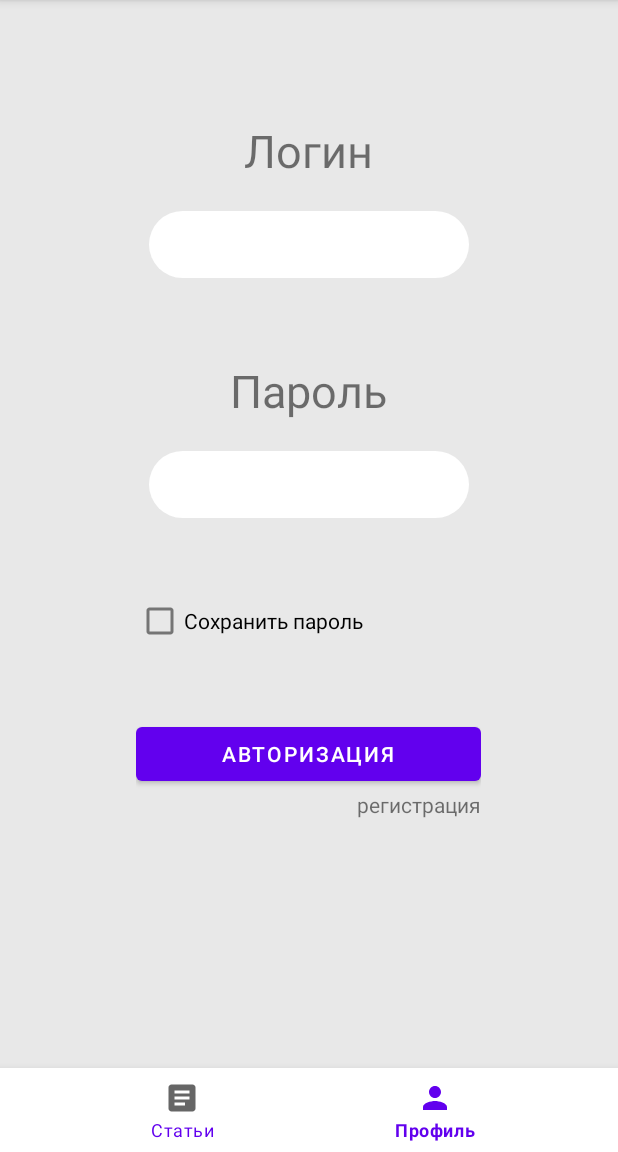
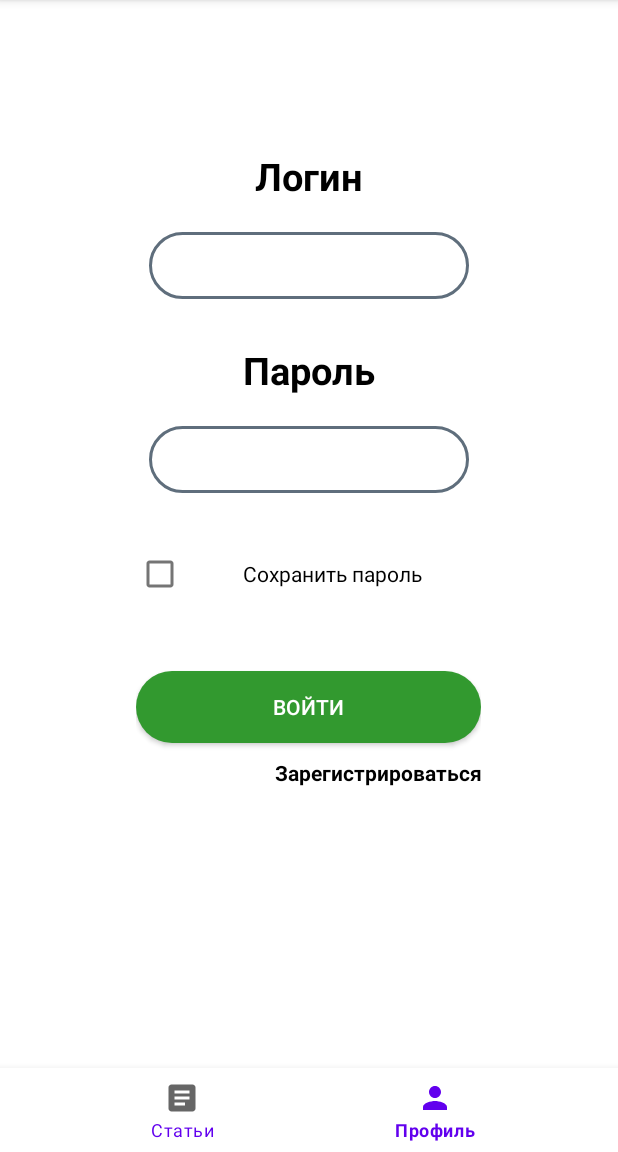
Before and after one commit to ametr1ne/OverDiff, an Android app: the screen it shows after launch (MainActivity), item 2 of the bottom bar chosen, on a phone screen of 412 x 824 dp, the part 84-1236 px from its top. Run offline under Robolectric (Android 15) with nearby library versions, the phone set to English and light mode, and no system bars; libraries missing offline, so code that uses them is left out: javax.xml.bind.

Commit message:
some fixes(layout)

```diff
--- a/app/build.gradle
+++ b/app/build.gradle
@@ -41,6 +41,8 @@ dependencies {
     implementation 'com.jackandphantom.android:androidlikebutton:1.2.0'
     implementation 'androidx.lifecycle:lifecycle-livedata-ktx:2.2.0'
     implementation 'androidx.lifecycle:lifecycle-viewmodel-ktx:2.2.0'
+    implementation 'androidx.navigation:navigation-fragment:2.3.5'
+    implementation 'androidx.navigation:navigation-ui:2.3.5'
     testImplementation 'junit:junit:4.+'
 
     compile 'com.github.jd-alexander:LikeButton:0.2.3'
--- a/app/src/main/AndroidManifest.xml
+++ b/app/src/main/AndroidManifest.xml
@@ -2,7 +2,6 @@
 <manifest xmlns:android="http://schemas.android.com/apk/res/android"
     xmlns:tools="http://schemas.android.com/tools"
     package="com.ametr1ne.overdiff">
-
     <!-- Include required permissions for Google Mobile Ads to run. -->
     <uses-permission android:name="android.permission.INTERNET" />
     <uses-permission android:name="android.permission.ACCESS_NETWORK_STATE" />
@@ -12,14 +11,13 @@
     <application
         android:allowBackup="true"
         android:icon="@mipmap/ic_launcher"
+        android:label="@string/app_name"
         android:networkSecurityConfig="@xml/network_security_config"
         android:requestLegacyExternalStorage="true"
-        android:label="@string/app_name"
         android:roundIcon="@mipmap/ic_launcher_round"
         android:supportsRtl="true"
         android:theme="@style/Theme.OverDiff"
         tools:targetApi="n">
-
         <!--
         This is the sample AdMob App ID. Insert your own AdMob App ID in quotes
         https://googlemobileadssdk.page.link/admob-android-update-manifest
--- /dev/null
+++ b/app/src/main/res/drawable/button_auth.xml
@@ -0,0 +1,9 @@
+<?xml version="1.0" encoding="utf-8"?>
+    <shape xmlns:android="http://schemas.android.com/apk/res/android"
+        android:shape="rectangle">
+        <solid android:color="@color/access" />
+        <corners android:bottomRightRadius="35dp"
+            android:bottomLeftRadius="35dp"
+            android:topRightRadius="35dp"
+            android:topLeftRadius="35dp"/>
+    </shape>
--- a/app/src/main/res/drawable/dialog_bg.xml
+++ b/app/src/main/res/drawable/dialog_bg.xml
@@ -1,9 +1,12 @@
 <?xml version="1.0" encoding="utf-8"?>
 <shape xmlns:android="http://schemas.android.com/apk/res/android">
     <solid
-        android:color="@color/white"/>
+        android:color="#B3FFFFFF"/>
     <corners
         android:radius="30dp" />
+    <stroke
+        android:width="2dp"
+        android:color="#5F6E7C" />
     <padding
         android:left="10dp"
         android:top="10dp"
--- a/app/src/main/res/layout/fragment_auth.xml
+++ b/app/src/main/res/layout/fragment_auth.xml
@@ -4,7 +4,7 @@
     xmlns:tools="http://schemas.android.com/tools"
     android:layout_width="match_parent"
     android:layout_height="match_parent"
-    android:background="#E8E8E8"
+    android:background="?attr/background_color"
     app:layout_constraintCircleRadius="150dp"
     tools:context=".fragments.AuthFragment">
 
@@ -16,7 +16,7 @@
 
         <LinearLayout
             android:layout_width="match_parent"
-            android:layout_height="170dp"
+            android:layout_height="wrap_content"
             android:layout_marginTop="50dp"
             android:gravity="center_horizontal"
             android:orientation="vertical">
@@ -24,10 +24,12 @@
             <TextView
                 android:layout_width="wrap_content"
                 android:layout_height="wrap_content"
-                android:layout_marginTop="30dp"
+                android:layout_marginTop="50dp"
                 android:gravity="center"
+                android:textColor="?attr/text_color"
+                android:textStyle="bold"
                 android:text="Логин"
-                android:textSize="30dp" />
+                android:textSize="25sp" />
 
             <EditText
                 android:id="@+id/login"
@@ -45,22 +47,23 @@
                 android:layout_marginTop="5dp"
                 android:layout_marginBottom="5dp"
                 android:gravity="center"
-                android:textColor="#FF0F0F"
+                android:textColor="?attr/warning_color"
                 android:visibility="invisible" />
         </LinearLayout>
 
         <LinearLayout
             android:layout_width="match_parent"
-            android:layout_height="170dp"
+            android:layout_height="wrap_content"
             android:gravity="center_horizontal"
             android:orientation="vertical">
 
             <TextView
                 android:layout_width="wrap_content"
                 android:layout_height="wrap_content"
-                android:layout_marginTop="20dp"
                 android:text="Пароль"
-                android:textSize="30dp" />
+                android:textStyle="bold"
+                android:textColor="?attr/text_color"
+                android:textSize="25sp" />
 
             <EditText
                 android:id="@+id/password"
@@ -78,7 +81,7 @@
                 android:layout_marginTop="5dp"
                 android:layout_marginBottom="5dp"
                 android:gravity="center"
-                android:textColor="#FF0F0F"
+                android:textColor="?attr/warning_color"
                 android:visibility="invisible" />
         </LinearLayout>
 
@@ -97,6 +100,7 @@
                     android:id="@+id/auth_savepassword"
                     android:layout_width="match_parent"
                     android:layout_height="wrap_content"
+                    android:textAlignment="center"
                     android:text="Сохранить пароль" />
 
                 <TextView
@@ -110,18 +114,23 @@
                     android:textColor="#FF0F0F"
                     android:visibility="invisible" />
 
-                <Button
+                <androidx.appcompat.widget.AppCompatButton
                     android:id="@+id/authButton"
+                    android:background="@drawable/button_auth"
                     android:layout_width="match_parent"
                     android:layout_height="wrap_content"
-                    android:text="Авторизация" />
+                    android:text="Войти"
+                    android:textColor="@color/white"/>
 
                 <TextView
                     android:id="@+id/textView2"
                     android:layout_width="match_parent"
                     android:layout_height="wrap_content"
                     android:linksClickable="true"
-                    android:text="регистрация"
+                    android:layout_marginTop="10dp"
+                    android:text="Зарегистрироваться"
+                    android:textColor="?attr/text_color"
+                    android:textStyle="bold"
                     android:textAlignment="textEnd" />
 
             </LinearLayout>
--- a/app/src/main/res/values-night/themes.xml
+++ b/app/src/main/res/values-night/themes.xml
@@ -18,5 +18,6 @@
         <item name="item_color">@color/white</item>
         <item name="nav_bar_color">@color/gray</item>
         <item name="button_background_color">@color/space_white</item>
+        <item name="warning_color">@color/red</item>
     </style>
 </resources>
--- a/app/src/main/res/values/attr.xml
+++ b/app/src/main/res/values/attr.xml
@@ -6,5 +6,6 @@
         <attr name="item_color" format="color"/>
         <attr name="nav_bar_color" format="color"/>
         <attr name="button_background_color" format="color"/>
+        <attr name="warning_color" format="color"/>
     </declare-styleable>
 </resources>
--- a/app/src/main/res/values/colors.xml
+++ b/app/src/main/res/values/colors.xml
@@ -10,6 +10,7 @@
     <color name="gray">#434343</color>
     <color name="dark_gray">#222121</color>
     <color name="red">#FA3149</color>
+    <color name="access">#FA2F982C</color>
     <color name="space_gray">#eeffffff</color>
     <color name="space_white">#474747</color>
 </resources>
```
Also changed, not shown: app/src/main/res/drawable/ic_baseline_add_24.xml (added, +10 -0 lines), app/src/main/res/layout/fragment_article.xml (+4 -4 lines), app/src/main/res/values/strings.xml (+10 -0 lines), app/src/main/res/values/themes.xml (+10 -0 lines), app/src/main/res/drawable-v24/heart.png (added), app/src/main/res/drawable-v24/like.png (added).
